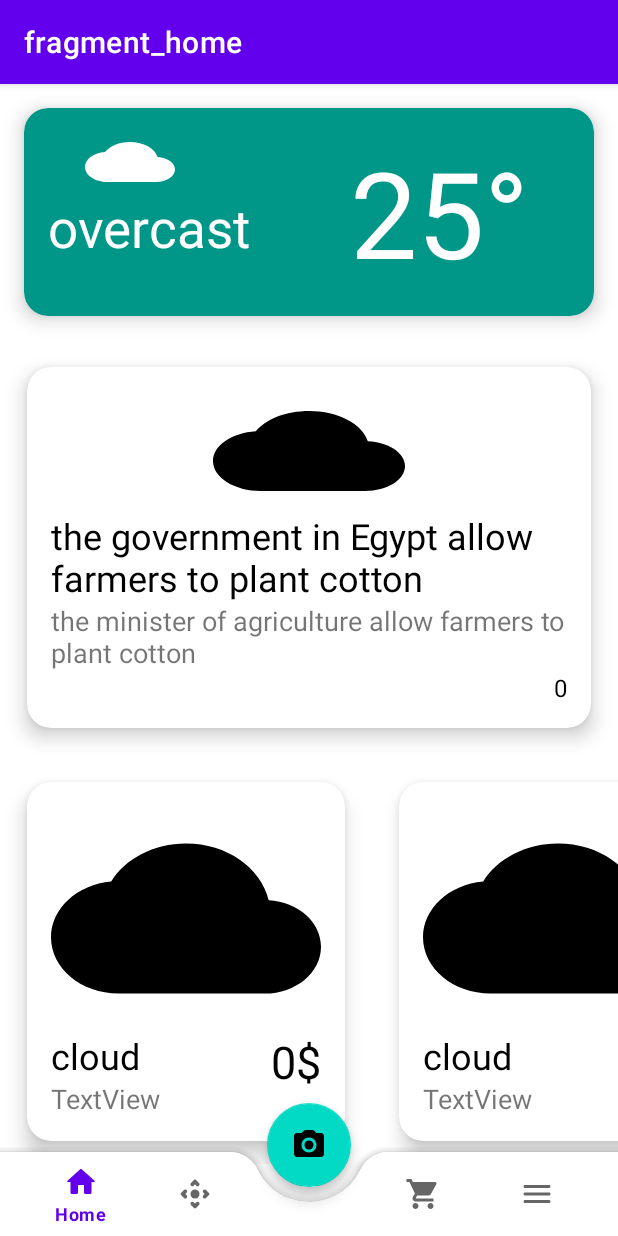
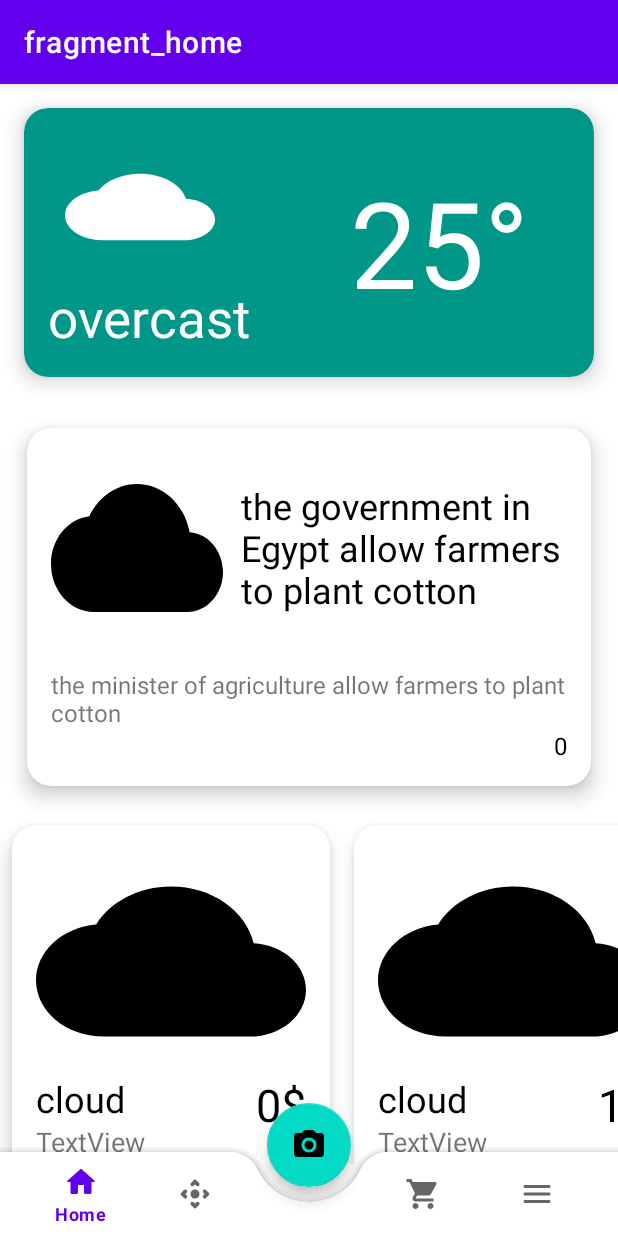
Before and after one commit to ebrahim5599/Farmer-Friend, an Android app: the screen it shows after launch (MainActivity), on a phone screen of 412 x 824 dp. Run offline under Robolectric (Android 15) with nearby library versions, the phone set to English and light mode, and no system bars; our stand-ins replace Picasso, navigation-ui; pictures from the network do not load.

Commit message:
home fragment components

```diff
--- a/app/build.gradle
+++ b/app/build.gradle
@@ -40,7 +40,9 @@ dependencies {
     testImplementation 'junit:junit:4.+'
     androidTestImplementation 'androidx.test.ext:junit:1.1.3'
     androidTestImplementation 'androidx.test.espresso:espresso-core:3.4.0'
-
+    implementation 'com.squareup.retrofit2:retrofit:2.9.0'
+    implementation 'com.squareup.retrofit2:converter-gson:2.9.0'
     implementation "androidx.recyclerview:recyclerview:1.2.1"
     implementation "androidx.recyclerview:recyclerview-selection:1.1.0"
+    implementation 'com.squareup.picasso:picasso:2.71828'
 }
--- a/app/src/main/AndroidManifest.xml
+++ b/app/src/main/AndroidManifest.xml
@@ -2,12 +2,14 @@
 <manifest xmlns:android="http://schemas.android.com/apk/res/android"
     package="com.graduation.farmerfriend">
 
+    <uses-permission android:name="android.permission.INTERNET" />
     <application
         android:allowBackup="true"
         android:icon="@mipmap/ic_launcher"
         android:label="@string/app_name"
         android:roundIcon="@mipmap/ic_launcher_round"
         android:supportsRtl="true"
+        android:usesCleartextTraffic="true"
         android:theme="@style/Theme.FarmerFriend">
         <activity
             android:name=".store.StoreActivity"
--- /dev/null
+++ b/app/src/main/java/com/graduation/farmerfriend/apis/ForecastInterface.java
@@ -0,0 +1,17 @@
+package com.graduation.farmerfriend.apis;
+
+
+import com.graduation.farmerfriend.models.ForecastModel;
+
+import retrofit2.Call;
+import retrofit2.http.GET;
+import retrofit2.http.Query;
+
+public interface ForecastInterface {
+    @GET("/forecasts/v1/daily/1day/127164")
+    Call<ForecastModel> getDailyForecast(
+            @Query("apikey") String query,
+            @Query("language") String language,
+            @Query("metric") boolean metric
+    );
+}
--- /dev/null
+++ b/app/src/main/java/com/graduation/farmerfriend/home/ForecastViewModel.java
@@ -0,0 +1,28 @@
+package com.graduation.farmerfriend.home;
+
+import android.content.Context;
+import android.widget.Toast;
+
+import androidx.lifecycle.LiveData;
+import androidx.lifecycle.ViewModel;
+
+import com.graduation.farmerfriend.models.ForecastModel;
+import com.graduation.farmerfriend.repos.ForecastRepo;
+
+public class ForecastViewModel extends ViewModel {
+    private ForecastRepo forecastRepo;
+
+    public void init(Context context) {
+        forecastRepo = new ForecastRepo(context);
+
+    }
+
+    public void setForecastData() {
+        forecastRepo.setForecastData();
+    }
+
+    public LiveData<ForecastModel> getForecastModelLiveData() {
+        return forecastRepo.getForecastModelLiveDataLiveData();
+//        return null;
+    }
+}
--- a/app/src/main/java/com/graduation/farmerfriend/home/HomeFragment.java
+++ b/app/src/main/java/com/graduation/farmerfriend/home/HomeFragment.java
@@ -4,33 +4,68 @@ import android.os.Bundle;
 import android.view.LayoutInflater;
 import android.view.View;
 import android.view.ViewGroup;
+import android.widget.Toast;
 
 import androidx.annotation.NonNull;
 import androidx.fragment.app.Fragment;
+import androidx.lifecycle.Observer;
+import androidx.lifecycle.ViewModelProvider;
+import com.graduation.farmerfriend.databinding.FragmentHomeBinding;
+import com.graduation.farmerfriend.models.ForecastModel;
+import com.graduation.farmerfriend.repos.ForecastRepo;
+import com.squareup.picasso.Picasso;
 
-import com.graduation.farmerfriend.databinding.FragmentHomeBinding;
 
-///**
-// * A simple {@link Fragment} subclass.
-// * Use the {@link HomeFragment#newInstance} factory method to
-// * create an instance of this fragment.
-// *
-// */
 public class HomeFragment extends Fragment {
 
     FragmentHomeBinding fragmentHomeBinding;
+    ForecastViewModel viewModel;
+    ForecastRepo forecastRepo;
+    ForecastModel forecastModel0;
 
     @Override
     public View onCreateView(@NonNull LayoutInflater inflater, ViewGroup container,
                              Bundle savedInstanceState) {
         // Inflate the layout for this fragment
+
         fragmentHomeBinding = FragmentHomeBinding.inflate(inflater, container, false);
         View view = fragmentHomeBinding.getRoot();
+        forecastRepo = new ForecastRepo(getContext());
+        viewModel = new ViewModelProvider(this).get(ForecastViewModel.class);
+        viewModel.init(getContext());
+        viewModel.getForecastModelLiveData().observe(getViewLifecycleOwner(), new Observer<ForecastModel>() {
+            @Override
+            public void onChanged(ForecastModel forecastModel) {
+                fragmentHomeBinding.textViewDegree.setText(String.valueOf((int)forecastModel.dailyForecasts.get(0).temperature.minimum.value));
+                if (forecastModel.dailyForecasts.get(0).night != null) {
+                    String imageUrl = "https://www.accuweather.com/images/weathericons/1.svg"
+                            +forecastModel.dailyForecasts.get(0).night.icon+".svg";
+                    seturl(imageUrl);
+                }
+                fragmentHomeBinding.textView2.setText(String.valueOf(forecastModel.dailyForecasts.get(0).night.iconPhrase));
+
+            }
+        });
+
+//        forecastRepo.setForecastData();
+        fragmentHomeBinding.forecastCV.setOnClickListener(new View.OnClickListener() {
+            @Override
+            public void onClick(View view) {
+//                forecastRepo.setForecastData();
+                viewModel.setForecastData();
+//                fragmentHomeBinding.textViewDegree.setText(String.valueOf(forecastRepo.getForecastModel().dailyForecasts.get(0).temperature.maximum.value));
+            }
+        });
+        if(forecastModel0 != null)
+        fragmentHomeBinding.textViewDegree.setText(String.valueOf((int) forecastModel0.dailyForecasts.get(0).temperature.maximum.value));
         EcommerceAdapter ecommerceAdapter = new EcommerceAdapter();
         fragmentHomeBinding.recyclerViewEcommerce.setAdapter(ecommerceAdapter);
-
         NewsAdapter newsAdapter = new NewsAdapter();
         fragmentHomeBinding.recyclerViewNews.setAdapter(newsAdapter);
         return view;
     }
+
+    private void seturl(String imageUrl) {
+        Picasso.get().load(imageUrl).into(fragmentHomeBinding.imageView);
+    }
 }
--- /dev/null
+++ b/app/src/main/java/com/graduation/farmerfriend/repos/ForecastRepo.java
@@ -0,0 +1,65 @@
+package com.graduation.farmerfriend.repos;
+
+import android.content.Context;
+import android.widget.Toast;
+
+import androidx.lifecycle.LiveData;
+import androidx.lifecycle.MutableLiveData;
+
+import com.graduation.farmerfriend.apis.ForecastInterface;
+import com.graduation.farmerfriend.models.ForecastModel;
+
+import retrofit2.Call;
+import retrofit2.Callback;
+import retrofit2.Response;
+import retrofit2.converter.gson.GsonConverterFactory;
+
+public class ForecastRepo {
+    private static final String BOOK_SEARCH_SERVICE_BASE_URL = "http://dataservice.accuweather.com/";
+
+    private ForecastInterface forecastInterface;
+    private MutableLiveData<ForecastModel> forecastModelLiveDataLiveData;
+    ForecastModel forecastModel;
+    Context context;
+
+    public ForecastRepo(Context context) {
+        forecastModelLiveDataLiveData = new MutableLiveData<>();
+        this.context = context;
+//        HttpLoggingInterceptor interceptor = new HttpLoggingInterceptor();
+//        interceptor.level(HttpLoggingInterceptor.Level.BODY);
+//        OkHttpClient client = new OkHttpClient.Builder().addInterceptor(interceptor).build();
+
+        forecastInterface = new retrofit2.Retrofit.Builder()
+                .baseUrl(BOOK_SEARCH_SERVICE_BASE_URL)
+//                .client(client)
+                .addConverterFactory(GsonConverterFactory.create())
+                .build()
+                .create(ForecastInterface.class);
+    }
+
+    public void setForecastData() {
+        forecastInterface.getDailyForecast("2mCOTVxtXQjYJ7EjC8bsJIB7V9tm4WaB", "ar-eg", true)
+                .enqueue(new Callback<ForecastModel>() {
+                    @Override
+                    public void onResponse(Call<ForecastModel> call, Response<ForecastModel> response) {
+                        forecastModelLiveDataLiveData.postValue(response.body());
+                        forecastModel = response.body();
+                        Toast.makeText(context, String.valueOf(response.body().dailyForecasts.get(0).night.iconPhrase), Toast.LENGTH_LONG).show();
+                    }
+
+                    @Override
+                    public void onFailure(Call<ForecastModel> call, Throwable t) {
+//                        forecastModelLiveDataLiveData.postValue(null);
+                    }
+                });
+    }
+
+    public LiveData<ForecastModel> getForecastModelLiveDataLiveData() {
+        return forecastModelLiveDataLiveData;
+    }
+
+    public ForecastModel getForecastModel() {
+        return forecastModel;
+    }
+
+}
--- a/app/src/main/res/layout/e_commerce_container.xml
+++ b/app/src/main/res/layout/e_commerce_container.xml
@@ -8,7 +8,7 @@
 <androidx.cardview.widget.CardView
     android:layout_width="wrap_content"
     android:layout_height="wrap_content"
-    android:layout_margin="18dp"
+    android:layout_margin="8dp"
     app:cardCornerRadius="16dp"
     app:cardElevation="8dp">
 
--- a/app/src/main/res/layout/fragment_home.xml
+++ b/app/src/main/res/layout/fragment_home.xml
@@ -12,12 +12,13 @@
         android:orientation="vertical">
 
         <androidx.cardview.widget.CardView
+            android:id="@+id/forecast_CV"
             android:layout_width="match_parent"
             android:layout_height="wrap_content"
             android:layout_margin="16dp"
+            android:backgroundTint="#009688"
             app:cardCornerRadius="16dp"
-            app:cardElevation="8dp"
-            android:backgroundTint="#009688">
+            app:cardElevation="8dp">
 
             <LinearLayout
                 android:layout_width="match_parent"
@@ -45,8 +46,8 @@
 
                     <ImageView
                         android:id="@+id/imageView"
-                        android:layout_width="wrap_content"
-                        android:layout_height="wrap_content"
+                        android:layout_width="100dp"
+                        android:layout_height="100dp"
                         android:src="@drawable/ic_baseline_cloud_white_24"
                         app:layout_constraintBottom_toTopOf="@+id/textView2"
                         app:layout_constraintEnd_toEndOf="@+id/textView2"
@@ -57,11 +58,11 @@
                 </androidx.constraintlayout.widget.ConstraintLayout>
 
                 <TextView
-                    android:id="@+id/textView"
+                    android:id="@+id/textViewDegree"
                     android:layout_width="0dp"
                     android:layout_height="wrap_content"
+                    android:layout_gravity="center"
                     android:layout_weight="1"
-                    android:layout_gravity="center"
                     android:gravity="center"
                     android:text="25°"
                     android:textColor="@color/white"
--- a/app/src/main/res/layout/news_container.xml
+++ b/app/src/main/res/layout/news_container.xml
@@ -17,34 +17,44 @@
         android:layout_height="wrap_content"
         android:padding="16dp"
         android:orientation="vertical">
+        <LinearLayout
+            android:layout_width="match_parent"
+            android:layout_height="wrap_content"
+            android:orientation="horizontal"
+            android:layout_marginBottom="16dp">
 
             <ImageView
                 android:id="@+id/news_pic"
-            android:layout_width="128dp"
-            android:layout_height="80dp"
+                android:layout_width="0dp"
+                android:layout_height="128dp"
+                android:layout_weight="1"
                 android:layout_gravity="center"
                 android:src="@drawable/ic_baseline_cloud_black_24"
                 android:scaleType="fitXY"/>
 
             <TextView
                 android:id="@+id/txt_news_title"
-            android:layout_width="match_parent"
+                android:layout_width="0dp"
+                android:layout_weight="2"
                 android:layout_height="wrap_content"
+                android:paddingStart="12dp"
+                android:paddingEnd="4dp"
+                android:layout_gravity="center"
                 android:text="the government in Egypt allow farmers to plant cotton"
                 android:textColor="@color/black"
                 android:textSize="24sp" />
+        </LinearLayout>
 
         <TextView
             android:id="@+id/txt_news_sub_title"
             android:layout_width="match_parent"
             android:layout_height="wrap_content"
             android:text="the minister of agriculture allow farmers to plant cotton"
-            android:textSize="18sp" />
+            android:textSize="16sp" />
         <TextView
             android:id="@+id/txt_news_num"
             android:layout_width="wrap_content"
             android:layout_height="wrap_content"
-            android:gravity="center"
             android:layout_gravity="end"
             android:text="1"
             android:textColor="@color/black"
```
Also changed, not shown: app/src/main/java/com/graduation/farmerfriend/models/DailyForecast.java (added, +25 -0 lines), app/src/main/java/com/graduation/farmerfriend/models/ForecastModel.java (added, +12 -0 lines), app/src/main/java/com/graduation/farmerfriend/models/Headline.java (added, +26 -0 lines), app/src/main/java/com/graduation/farmerfriend/models/MaximumORMinimum.java (added, +12 -0 lines), app/src/main/java/com/graduation/farmerfriend/models/NightORDay.java (added, +13 -0 lines), app/src/main/java/com/graduation/farmerfriend/models/Temperature.java (added, +10 -0 lines). Lines whose indentation alone changed are shown as unchanged.
